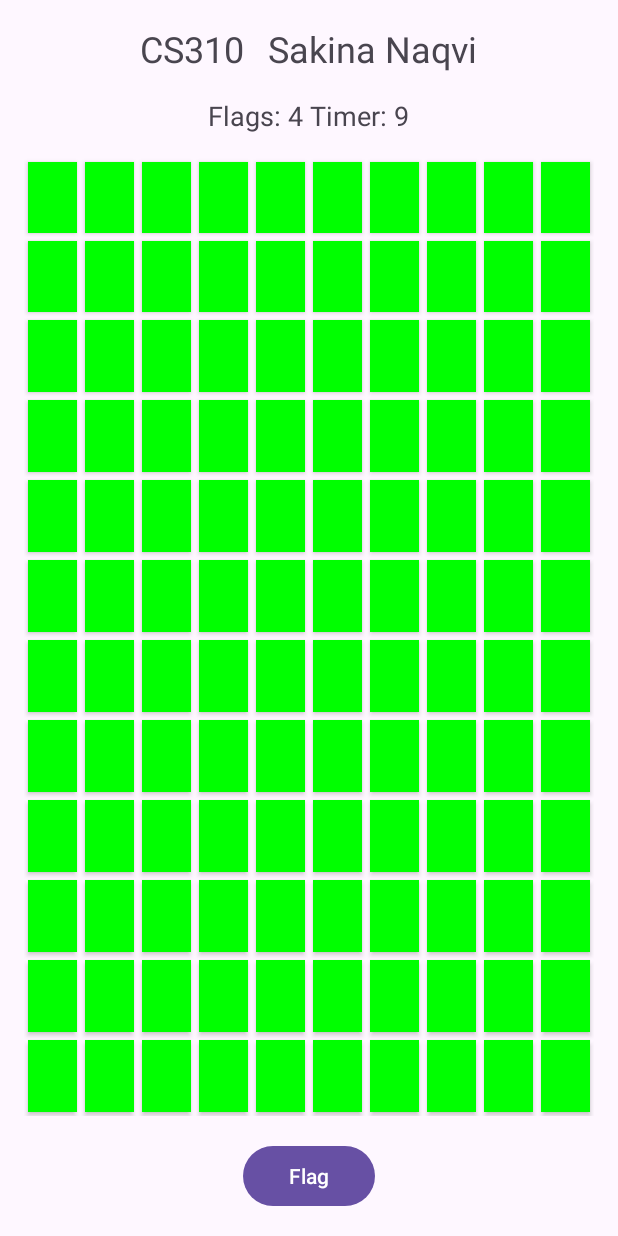
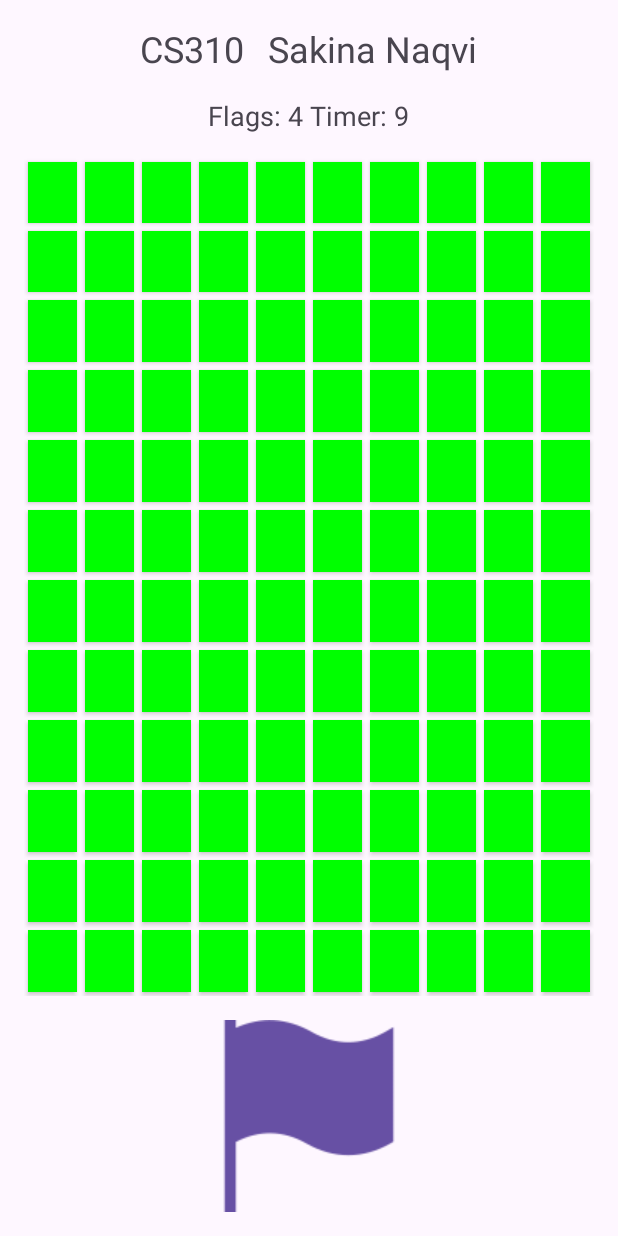
Before and after one commit to sakinanaqvi/Mine-Sweeper, an Android app: the screen it shows after launch (MainActivity), on a phone screen of 412 x 824 dp. Run offline under Robolectric (Android 15) with nearby library versions, the phone set to English and light mode, and no system bars.

Commit message:
Changing xml to show icon buttons

```diff
--- a/app/src/main/res/layout/activity_main.xml
+++ b/app/src/main/res/layout/activity_main.xml
@@ -18,7 +18,6 @@
             android:text="CS310"
             android:textSize="24sp"
             android:layout_marginEnd="16dp"/>
-
         <TextView
             android:id="@+id/name"
             android:layout_width="wrap_content"
@@ -27,21 +26,19 @@
             android:textSize="24sp"/>
     </LinearLayout>
 
-    <!-- LinearLayout for Flags Left and Time Elapsed -->
+    <!-- LinearLayout for Flags and Timer -->
     <LinearLayout
         android:layout_width="match_parent"
         android:layout_height="wrap_content"
         android:orientation="horizontal"
         android:gravity="center_horizontal"
         android:layout_marginTop="16dp">
-
         <TextView
             android:id="@+id/flags"
             android:layout_width="wrap_content"
             android:layout_height="wrap_content"
             android:text="Flags: 4 "
             android:textSize="18sp"/>
-
         <TextView
             android:id="@+id/timer"
             android:layout_width="wrap_content"
@@ -65,8 +62,9 @@
         android:id="@+id/flagButton"
         android:layout_width="wrap_content"
         android:layout_height="wrap_content"
-        android:text="Flag"
         android:layout_marginTop="16dp"
         android:gravity="center"
-        android:layout_gravity="center"/>
+        android:layout_gravity="center"
+        android:text=""
+        android:background="@drawable/ic_flag" />
 </LinearLayout>
```
